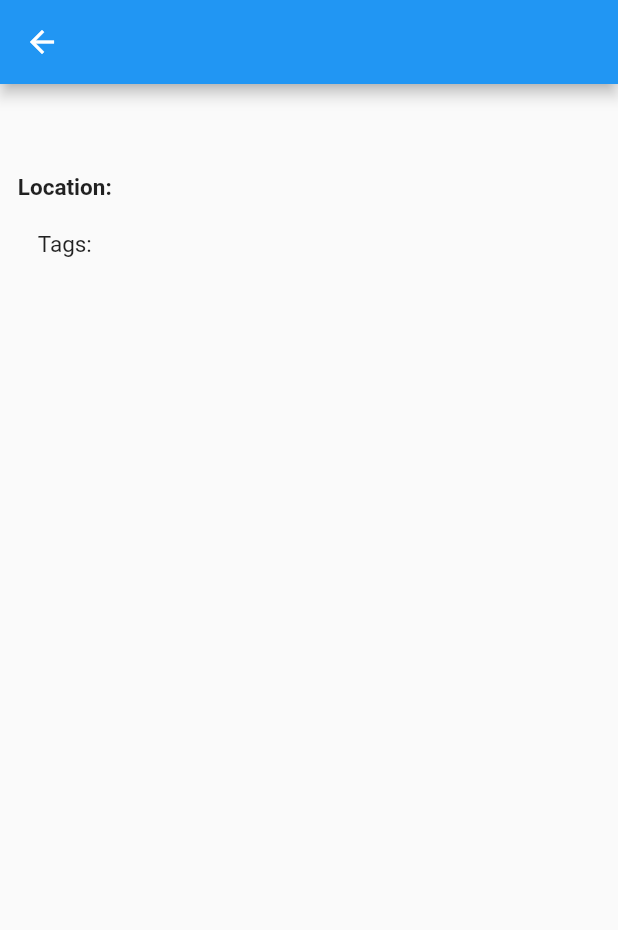
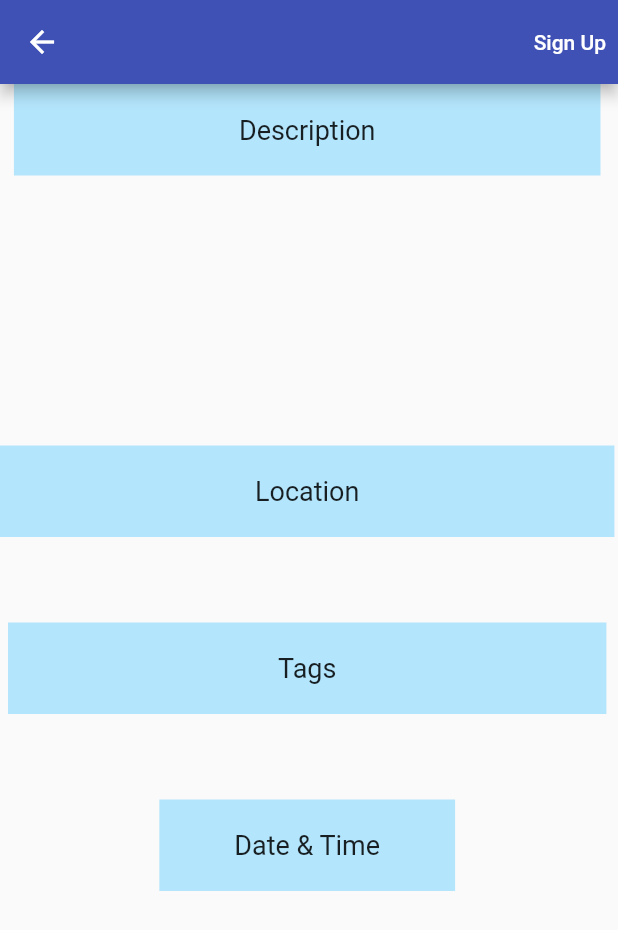
Before and after one commit to solbell2/volunTEEN, a Flutter app: the EventDetails screen opened directly with empty values, on a phone screen of 412 x 824 dp. Shown: the top 930 px of the screen. Run offline on Flutter 3.47's test engine with Material 2 defaults, Android fonts, the phone set to English and light mode, and no system bars; our stand-ins replace cloud_firestore, date_format, firebase_auth, firebase_core, shared_preferences; accounts and stored records are empty; Roboto replaces fonts that are missing (Raleway).

Commit message:
Update EventDetails.dart

```diff
--- a/lib/EventDetails.dart
+++ b/lib/EventDetails.dart
@@ -22,10 +22,14 @@ class EventDetailsState extends State<EventDetails> {
       appBar: AppBar(
         title: Text(info.name),
         centerTitle: true,
+        backgroundColor: Colors.indigo,
         actions: [
           TextButton(
             child: Text(
-              'Sign Up'
+              'Sign Up',
+              style: TextStyle(
+                color: Colors.white,
+              ),
             ),
             onPressed: () async {
               await FirebaseFirestore.instance.collection('opportunities').doc(info.id).update({
@@ -39,8 +43,20 @@ class EventDetailsState extends State<EventDetails> {
       body: Container(
         child: Column(
           children: <Widget>[
+            Container(
+              padding: EdgeInsets.symmetric(vertical: 20.0, horizontal: 150.0),
+              color: Colors.lightBlue[100],
+              child: Text(
+                "Description",
+                textAlign: TextAlign.center,
+                style : TextStyle(
+                  fontSize: 18,
+                )
+              )
+            ),
+
             Padding(
-              padding: EdgeInsets.all(15.0),
+              padding: EdgeInsets.symmetric(vertical: 80.0, horizontal: 150.0),
               child: Text(
                 info.description,
                 textAlign: TextAlign.center,
@@ -48,23 +64,60 @@ class EventDetailsState extends State<EventDetails> {
               ),
             ),
 
+            Container(
+                padding: EdgeInsets.symmetric(vertical: 20.0, horizontal: 170.0),
+                color: Colors.lightBlue[100],
+                child: Text(
+                    "Location",
+                    textAlign: TextAlign.center,
+                    style : TextStyle(
+                      fontSize: 18,
+                    )
+                )
+            ),
+
             Padding(
-              padding: EdgeInsets.all(10.0),
+              padding: EdgeInsets.symmetric(vertical: 20.0, horizontal: 150.0),
               child: Text(
-                "Location: ${info.address}",
+                "${info.address}",
                 textAlign: TextAlign.center,
                 style: const TextStyle(fontWeight: FontWeight.bold, fontSize: 15),
               ),
             ),
 
+            Container(
+                padding: EdgeInsets.symmetric(vertical: 20.0, horizontal: 180.0),
+                color: Colors.lightBlue[100],
+                child: Text(
+                    "Tags",
+                    textAlign: TextAlign.center,
+                    style : TextStyle(
+                      fontSize: 18,
+                    )
+                )
+            ),
+
             Padding(
-              padding: EdgeInsets.all(10.0),
+              padding: EdgeInsets.symmetric(vertical: 20.0, horizontal: 150.0),
               child: Text(
-                "Tags: ${info.tags}",
+                "${info.tags}",
                 textAlign: TextAlign.center,
                 style: TextStyle(fontSize: 15),
               ),
             ),
+
+            Container(
+                padding: EdgeInsets.symmetric(vertical: 20.0, horizontal: 50.0),
+                color: Colors.lightBlue[100],
+                child: Text(
+                    "Date & Time",
+                    textAlign: TextAlign.center,
+                    style : TextStyle(
+                      fontSize: 18,
+                    )
+                )
+            ),
+
             Padding(
               padding: EdgeInsets.all(10.0),
               child: Text(
```
